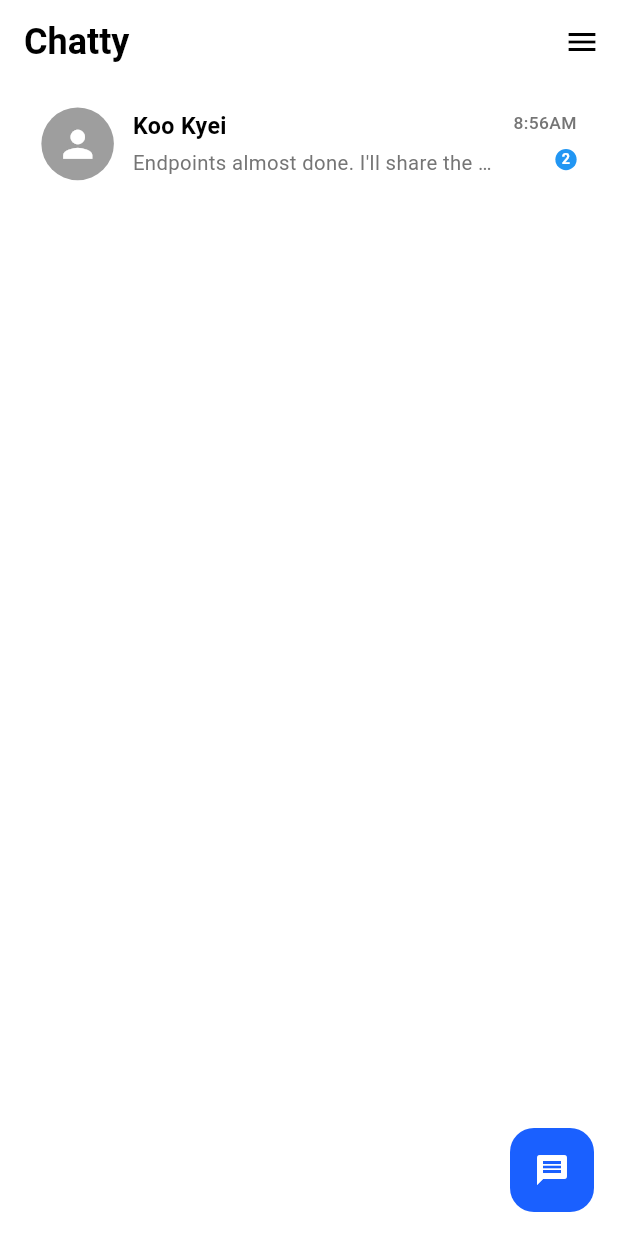
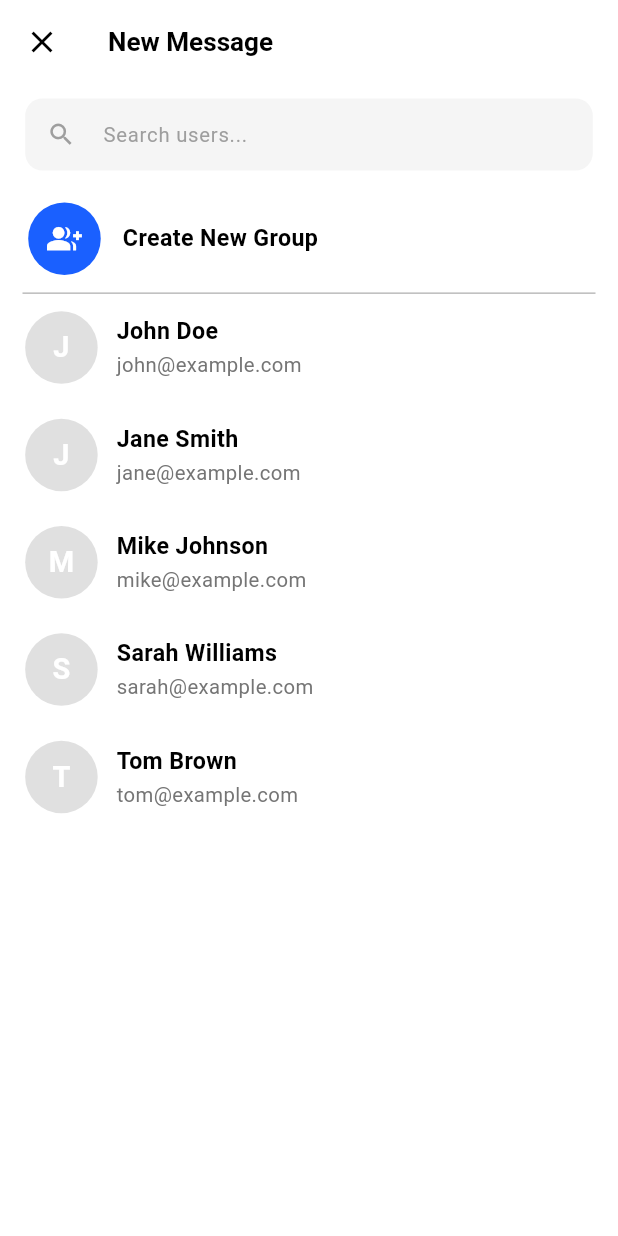
Before and after one commit to realtwumasi/chatty, a Flutter app: the HomePage screen opened directly, after a tap on the "message" icon, on a phone screen of 412 x 824 dp. Run offline on Flutter 3.47's test engine with Material 3 defaults, Android fonts, the phone set to English and light mode, and no system bars; drawn by our look-alikes of animated_text_kit; our stand-ins replace flutter_screenutil, lottie.

Commit message:
update 5

```diff
--- /dev/null
+++ b/lib/create_new_group_new_private_message.dart
@@ -0,0 +1,286 @@
+import 'package:flutter/material.dart';
+import 'package:flutter_screenutil/flutter_screenutil.dart';
+
+class CreateNewGroupNewPrivateMessage extends StatefulWidget {
+  const CreateNewGroupNewPrivateMessage({super.key});
+
+  @override
+  State<CreateNewGroupNewPrivateMessage> createState() =>
+      _CreateNewGroupNewPrivateMessageState();
+}
+
+class _CreateNewGroupNewPrivateMessageState
+    extends State<CreateNewGroupNewPrivateMessage> {
+  final TextEditingController _searchController = TextEditingController();
+
+  // Sample user data - replace with your actual data source
+  final List<Map<String, dynamic>> _allUsers = [
+    {'name': 'John Doe', 'email': 'john@example.com'},
+    {'name': 'Jane Smith', 'email': 'jane@example.com'},
+    {'name': 'Mike Johnson', 'email': 'mike@example.com'},
+    {'name': 'Sarah Williams', 'email': 'sarah@example.com'},
+    {'name': 'Tom Brown', 'email': 'tom@example.com'},
+  ];
+
+  List<Map<String, dynamic>> _filteredUsers = [];
+
+  @override
+  void initState() {
+    super.initState();
+    _filteredUsers = _allUsers;
+  }
+
+  void _filterUsers(String query) {
+    setState(() {
+      if (query.isEmpty) {
+        _filteredUsers = _allUsers;
+      } else {
+        _filteredUsers = _allUsers
+            .where((user) =>
+        user['name'].toLowerCase().contains(query.toLowerCase()) ||
+            user['email'].toLowerCase().contains(query.toLowerCase()))
+            .toList();
+      }
+    });
+  }
+
+  @override
+  void dispose() {
+    _searchController.dispose();
+    super.dispose();
+  }
+
+  @override
+  Widget build(BuildContext context) {
+    return Scaffold(
+      backgroundColor: Colors.white,
+      appBar: AppBar(
+        backgroundColor: Colors.transparent,
+        elevation: 0,
+        leading: IconButton(
+          icon: Icon(Icons.close, color: Colors.black),
+          onPressed: () => Navigator.pop(context),
+        ),
+        title: Text(
+          "New Message",
+          style: TextStyle(
+            color: Colors.black,
+            fontWeight: FontWeight.w600,
+            fontSize: 18.sp,
+          ),
+        ),
+      ),
+      body: Column(
+        children: [
+          // Search bar
+          Padding(
+            padding: EdgeInsets.symmetric(horizontal: 16.w, vertical: 10.h),
+            child: Container(
+              decoration: BoxDecoration(
+                color: Colors.grey[100],
+                borderRadius: BorderRadius.circular(12.r),
+              ),
+              child: TextField(
+                controller: _searchController,
+                onChanged: _filterUsers,
+                decoration: InputDecoration(
+                  hintText: "Search users...",
+                  hintStyle: TextStyle(
+                    color: Colors.grey[500],
+                    fontSize: 14.sp,
+                  ),
+                  prefixIcon: Icon(
+                    Icons.search,
+                    color: Colors.grey[500],
+                    size: 20.sp,
+                  ),
+                  border: InputBorder.none,
+                  contentPadding: EdgeInsets.symmetric(
+                    horizontal: 16.w,
+                    vertical: 12.h,
+                  ),
+                ),
+              ),
+            ),
+          ),
+
+          // Create Group option
+          Material(
+            color: Colors.transparent,
+            child: InkWell(
+              onTap: () {
+                // Navigate to create group page or show dialog
+                _showCreateGroupDialog();
+              },
+              child: Container(
+                padding: EdgeInsets.symmetric(horizontal: 16.w, vertical: 12.h),
+                child: Row(
+                  children: [
+                    Container(
+                      width: 50.w,
+                      height: 50.h,
+                      decoration: BoxDecoration(
+                        color: Color(0xFF1A60FF),
+                        shape: BoxShape.circle,
+                      ),
+                      child: Icon(
+                        Icons.group_add,
+                        color: Colors.white,
+                        size: 24.sp,
+                      ),
+                    ),
+                    SizedBox(width: 12.w),
+                    Text(
+                      "Create New Group",
+                      style: TextStyle(
+                        fontSize: 16.sp,
+                        fontWeight: FontWeight.w600,
+                      ),
+                    ),
+                  ],
+                ),
+              ),
+            ),
+          ),
+
+          Padding(
+            padding: const EdgeInsets.only(left: 15,right: 15),
+            child: Divider(height: 1, thickness: 0.7,color: Colors.grey,),
+          ),
+
+          // Users list
+          Expanded(
+            child: _filteredUsers.isEmpty
+                ? Center(
+              child: Text(
+                "No users found",
+                style: TextStyle(
+                  color: Colors.grey,
+                  fontSize: 14.sp,
+                ),
+              ),
+            )
+                : ListView.builder(
+              itemCount: _filteredUsers.length,
+              itemBuilder: (context, index) {
+                final user = _filteredUsers[index];
+                return _buildUserTile(user);
+              },
+            ),
+          ),
+        ],
+      ),
+    );
+  }
+
+  Widget _buildUserTile(Map<String, dynamic> user) {
+    return Material(
+      color: Colors.transparent,
+      child: InkWell(
+        onTap: () {
+          // Navigate to chat with this user
+          Navigator.pop(context, user); // Return selected user
+          // Or navigate to chat page:
+          // Navigator.push(context, MaterialPageRoute(builder: (context) => ChatPage(user: user)));
+        },
+        child: Container(
+          padding: EdgeInsets.symmetric(horizontal: 16.w, vertical: 12.h),
+          child: Row(
+            children: [
+              // User avatar
+              CircleAvatar(
+                backgroundColor: Colors.grey[300],
+                radius: 25.r,
+                child: Text(
+                  user['name'][0].toUpperCase(),
+                  style: TextStyle(
+                    fontSize: 20.sp,
+                    fontWeight: FontWeight.w600,
+                    color: Colors.white,
+                  ),
+                ),
+              ),
+              SizedBox(width: 12.w),
+
+              // User info
+              Expanded(
+                child: Column(
+                  crossAxisAlignment: CrossAxisAlignment.start,
+                  children: [
+                    Text(
+                      user['name'],
+                      style: TextStyle(
+                        fontSize: 16.sp,
+                        fontWeight: FontWeight.w600,
+                      ),
+                    ),
+                    SizedBox(height: 2.h),
+                    Text(
+                      user['email'],
+                      style: TextStyle(
+                        fontSize: 14.sp,
+                        color: Colors.grey[600],
+                      ),
+                    ),
+                  ],
+                ),
+              ),
+            ],
+          ),
+        ),
+      ),
+    );
+  }
+
+  void _showCreateGroupDialog() {
+    final TextEditingController groupNameController = TextEditingController();
+
+    showDialog(
+      context: context,
+      builder: (context) => AlertDialog(
+        title: Text(
+          "Create New Group",
+          style: TextStyle(
+            fontWeight: FontWeight.w600,
+            fontSize: 18.sp,
+          ),
+        ),
+        content: TextField(
+          controller: groupNameController,
+          decoration: InputDecoration(
+            hintText: "Group name",
+            border: OutlineInputBorder(
+              borderRadius: BorderRadius.circular(8.r),
+            ),
+          ),
+          autofocus: true,
+        ),
+        actions: [
+          TextButton(
+            onPressed: () => Navigator.pop(context),
+            child: Text(
+              "Cancel",
+              style: TextStyle(color: Colors.grey),
+            ),
+          ),
+          ElevatedButton(
+            onPressed: () {
+              if (groupNameController.text.trim().isNotEmpty) {
+                // Handle group creation
+                Navigator.pop(context);
+                // Navigate to group settings or member selection
+              }
+            },
+            style: ElevatedButton.styleFrom(
+              backgroundColor: Color(0xFF1A60FF),
+              shape: RoundedRectangleBorder(
+                borderRadius: BorderRadius.circular(8.r),
+              ),
+            ),
+            child: Text("Next"),
+          ),
+        ],
+      ),
+    );
+  }
+}
--- a/lib/home/components/Floating_btn.dart
+++ b/lib/home/components/Floating_btn.dart
@@ -1,4 +1,6 @@
 import 'package:flutter/material.dart';
+
+import '../../create_new_group_new_private_message.dart';
 
 class FloatingBtn extends StatefulWidget {
   const FloatingBtn({super.key});
@@ -14,7 +16,12 @@ class _FloatingBtnState extends State<FloatingBtn> {
       elevation: 0,
       backgroundColor: Color(0xFF1A60FF),
       onPressed: () {
-
+        Navigator.push(
+          context,
+          MaterialPageRoute(
+            builder: (context) => CreateNewGroupNewPrivateMessage(),
+          ),
+        );
     },
       child: Icon(Icons.message,color: Colors.white,),
     );
--- a/lib/home/components/message_tile.dart
+++ b/lib/home/components/message_tile.dart
@@ -1,3 +1,4 @@
+import 'package:chatty/chat_page/chat_page.dart';
 import 'package:flutter/material.dart';
 import 'package:flutter_screenutil/flutter_screenutil.dart';
 
@@ -13,7 +14,7 @@ class _MessageTileState extends State<MessageTile> {
   Widget build(BuildContext context) {
     return InkWell(
       onTap: () {
-
+        Navigator.push(context, MaterialPageRoute(builder: (context) => ChatPage(),));
       },
       splashColor: Colors.blue.withOpacity(0.2),
       highlightColor: Colors.blue.withOpacity(0.1),
```
Also changed, not shown: lib/chat_page/chat_page.dart (added, +190 -0 lines).
